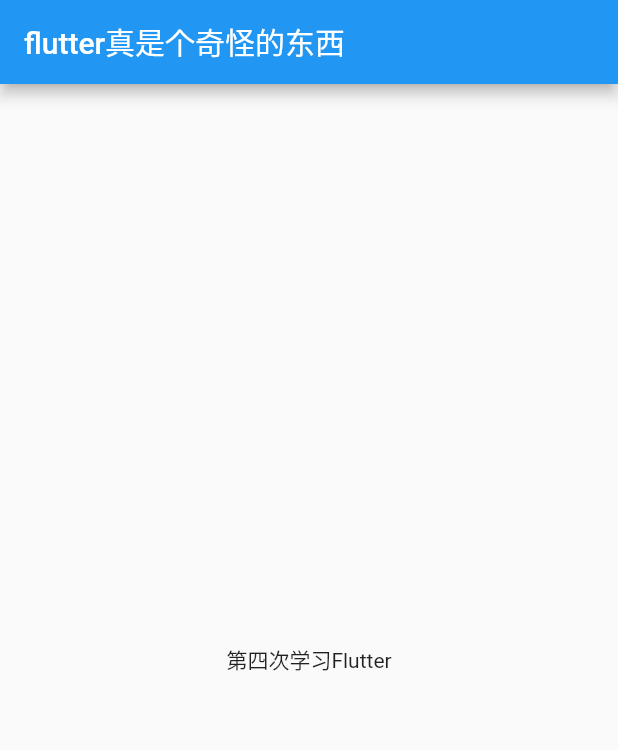
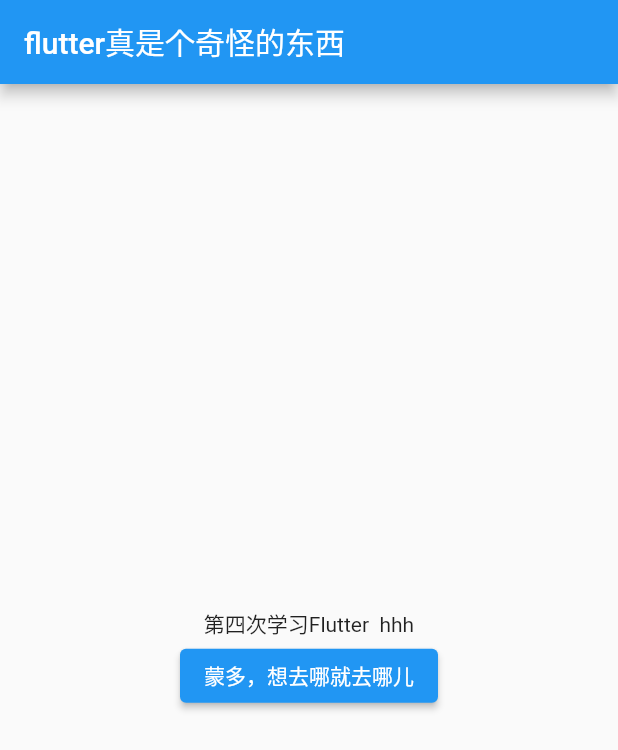
Before and after one commit to 330132662/flutter_learn, a Flutter app: the screen it shows after launch, after a tap on "按钮：点我跳转", on a phone screen of 412 x 824 dp. Shown: the top 750 px of the screen. Run offline on Flutter 3.47's test engine with Material 2 defaults, Android fonts, the phone set to English and light mode, and no system bars.

Commit message:
简单路由会用

```diff
--- a/lib/home.dart
+++ b/lib/home.dart
@@ -21,8 +21,18 @@ class HomeApp extends StatelessWidget {
         appBar: AppBar(
           title: const Text("flutter真是个奇怪的东西"),
         ),
-        body: const Center(
-          child: Text("第四次学习Flutter"),
+        body: Center(
+          child: Column(
+            mainAxisAlignment: MainAxisAlignment.center,
+            children: <Widget>[
+              Text("第四次学习Flutter  hhh"),
+              ElevatedButton(
+                  onPressed: () {
+                    Navigator.pop(context);
+                  },
+                  child: const Text("蒙多，想去哪就去哪儿"))
+            ],
+          ),
         ),
       ),
     );
```
